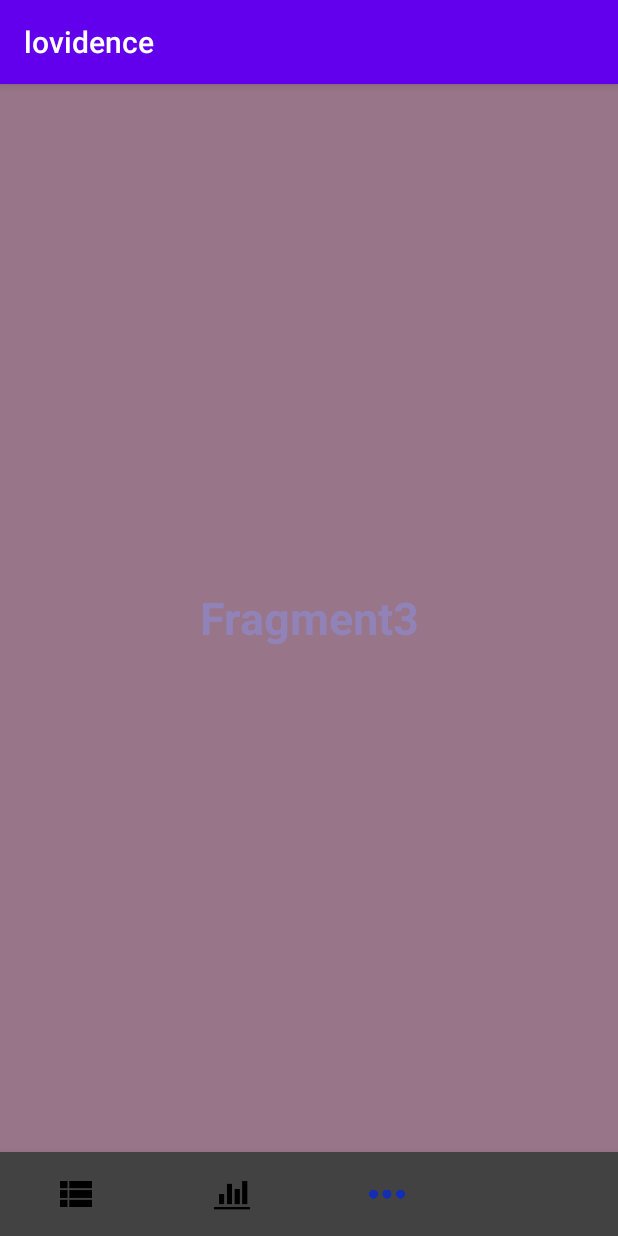
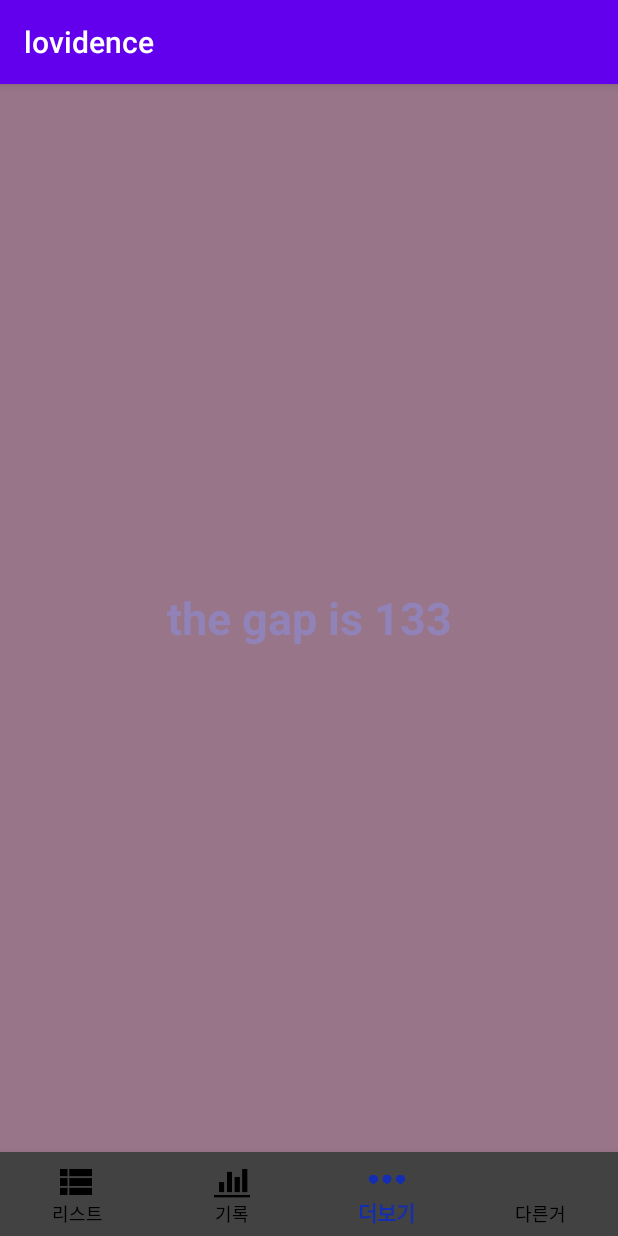
Before and after one commit to goo-gy/lovidence, an Android app: the screen it shows after launch (MainActivity), item 3 of the bottom bar chosen, on a phone screen of 412 x 824 dp. Run offline under Robolectric (Android 15) with nearby library versions, the phone set to English and light mode, and no system bars.

Commit message:
eidt fragment 1~3
bottom navigator : add text
1 : using Internet intent(ex2.2)
2: class file modify ViewGroup to view
3: day calc and eidt xml file(TextView)

```diff
--- a/lovidence/app/src/main/java/com/example/lovidence/Menu1Fragment.java
+++ b/lovidence/app/src/main/java/com/example/lovidence/Menu1Fragment.java
@@ -1,21 +1,54 @@
 package com.example.lovidence;
 
+import android.content.Intent;
+import android.net.Uri;
 import android.os.Bundle;
 import android.view.LayoutInflater;
 import android.view.View;
 import android.view.ViewGroup;
+import android.webkit.WebView;
+import android.webkit.WebViewClient;
 
 import androidx.annotation.NonNull;
 import androidx.annotation.Nullable;
 import androidx.fragment.app.Fragment;
 
+import java.net.URI;
+
 public class Menu1Fragment extends Fragment {
     ViewGroup viewGroup;
+    WebView wView;
+    @Override
+    public void onCreate(Bundle savedInstanceState){
+        super.onCreate(savedInstanceState);
+       /* wView = (WebView)getView().findViewById(R.id.webView);
+        Intent intent = getActivity().getIntent();
+        Uri data = intent.getData();
+        wView.setWebViewClient(new WebViewClient());
 
+        if(data!=null) wView.loadUrl(data.toString());
+        else wView.loadUrl("http://google.com/");*/
+    }
     @Nullable
     @Override
     public View onCreateView(@NonNull LayoutInflater inflater, @Nullable ViewGroup container, @Nullable Bundle savedInstanceState) {
-        viewGroup = (ViewGroup) inflater.inflate(R.layout.fragment_menu1, container, false);
+        viewGroup =(ViewGroup) inflater.inflate(R.layout.fragment_menu1, container, false);
+        wView = (WebView) viewGroup.findViewById(R.id.webView);
+        Intent intent = getActivity().getIntent();
+        Uri data = intent.getData();
+        wView.getSettings().setJavaScriptEnabled(true);
+        wView.setWebViewClient(new WebViewClient());
+
+        if(data!=null) wView.loadUrl(data.toString());
+        else wView.loadUrl("http://google.com/");
+
         return viewGroup;
     }
+
+    private class Callback extends WebViewClient{
+        @Override
+        public boolean shouldOverrideUrlLoading(WebView view, String url){
+            return (false);
+        }
+    }
 }
--- a/lovidence/app/src/main/java/com/example/lovidence/Menu2Fragment.java
+++ b/lovidence/app/src/main/java/com/example/lovidence/Menu2Fragment.java
@@ -10,12 +10,12 @@ import androidx.annotation.Nullable;
 import androidx.fragment.app.Fragment;
 
 public class Menu2Fragment extends Fragment {
-    ViewGroup viewGroup;
+    View viewGroup;
 
     @Nullable
     @Override
     public View onCreateView(@NonNull LayoutInflater inflater, @Nullable ViewGroup container, @Nullable Bundle savedInstanceState) {
-        viewGroup = (ViewGroup) inflater.inflate(R.layout.fragment_menu2, container, false);
+        viewGroup = inflater.inflate(R.layout.fragment_menu2, container, false);
         return viewGroup;
     }
 }
--- a/lovidence/app/src/main/java/com/example/lovidence/Menu3Fragment.java
+++ b/lovidence/app/src/main/java/com/example/lovidence/Menu3Fragment.java
@@ -4,18 +4,30 @@ import android.os.Bundle;
 import android.view.LayoutInflater;
 import android.view.View;
 import android.view.ViewGroup;
+import android.widget.TextView;
 
 import androidx.annotation.NonNull;
 import androidx.annotation.Nullable;
 import androidx.fragment.app.Fragment;
 
+import java.util.Calendar;
+import java.util.GregorianCalendar;
+
 public class Menu3Fragment extends Fragment {
     ViewGroup viewGroup;
+    Calendar baseCal = new GregorianCalendar(2018, Calendar.JANUARY, 11);
+    Calendar targetCal = new GregorianCalendar(2018, Calendar.MAY, 24);
+    long diffSec =(targetCal.getTimeInMillis() - baseCal.getTimeInMillis())/1000;
+    long diffDays = diffSec / (24*60*60);
+    String str="the gap is "+diffDays;
 
     @Nullable
     @Override
     public View onCreateView(@NonNull LayoutInflater inflater, @Nullable ViewGroup container, @Nullable Bundle savedInstanceState) {
         viewGroup = (ViewGroup) inflater.inflate(R.layout.fragment_menu3, container, false);
+        //change TextView att
+        TextView dateText = viewGroup.findViewById(R.id.showDate);
+        dateText.setText(str);
         return viewGroup;
     }
 }
--- a/lovidence/app/src/main/res/layout/activity_main.xml
+++ b/lovidence/app/src/main/res/layout/activity_main.xml
@@ -19,7 +19,7 @@
         android:layout_gravity="bottom"
         android:background="@color/pinky"
         app:menu="@menu/menu_bottom"
-        app:labelVisibilityMode="unlabeled"
+        app:labelVisibilityMode="labeled"
         app:itemBackground="@color/cardview_dark_background"
         app:itemIconTint="@drawable/item_color"
         app:itemTextColor="@drawable/item_color"
--- a/lovidence/app/src/main/res/layout/fragment_menu3.xml
+++ b/lovidence/app/src/main/res/layout/fragment_menu3.xml
@@ -11,5 +11,6 @@
         android:text="Fragment3"
         android:textColor="#668899FF"
         android:textSize="30sp"
-        android:textStyle="bold" />
+        android:textStyle="bold"
+        android:id="@+id/showDate"/>
 </LinearLayout>
--- a/lovidence/app/src/main/res/menu/menu_bottom.xml
+++ b/lovidence/app/src/main/res/menu/menu_bottom.xml
@@ -11,7 +11,8 @@
     <item android:id="@+id/tab2"
         app:showAsAction="always"
         android:icon="@drawable/main_record_icon"
-        android:enabled="true" android:title="기록"/>
+        android:enabled="true"
+        android:title="기록"/>
     <item android:id="@+id/tab3"
         app:showAsAction="always"
         android:icon="@drawable/main_more_icon"
@@ -23,3 +24,6 @@
         android:enabled="true"
         android:title="다른거"/>
 </menu>
+    <!--하단에 텍스트도 넣고싶으면 labelVisibilityMode (labeled)-->
+    <!--title is label that show text-->
+    <!--tooltipText is tooltip that remain clicking...-->
```
Also changed, not shown: lovidence/app/src/main/AndroidManifest.xml (+11 -2 lines), lovidence/app/src/main/res/layout/fragment_menu1.xml (+7 -10 lines).
